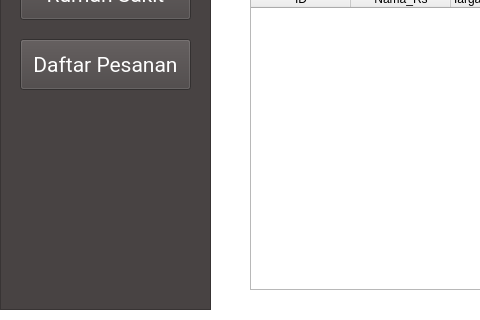
Before: the Qt Designer form src/Admin_RS.ui in AndhikaRei/CoverMe, drawn with Qt 5; both pictures show x 0 to 480 and y 281 to 601 of the 909 by 601 pixel window.
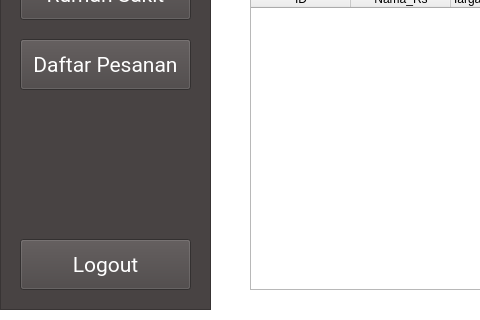
After: the same form once the commit is applied.

Commit message: Navigasi dari Login ke admin/klien Merapikan UI admin rs dan klien pesanan

Patch:
```diff
--- a/src/Admin_RS.ui
+++ b/src/Admin_RS.ui
@@ -171,6 +171,31 @@
       <string>Home</string>
      </property>
     </widget>
+    <widget class="QPushButton" name="Logout">
+     <property name="geometry">
+      <rect>
+       <x>20</x>
+       <y>520</y>
+       <width>171</width>
+       <height>51</height>
+      </rect>
+     </property>
+     <property name="font">
+      <font>
+       <family>Roboto</family>
+       <pointsize>16</pointsize>
+      </font>
+     </property>
+     <property name="styleSheet">
+      <string notr="true">QPushButton{
+	background-color: rgb(72, 67, 67);
+	color: rgb(255, 255, 255);
+}</string>
+     </property>
+     <property name="text">
+      <string>Logout</string>
+     </property>
+    </widget>
    </widget>
    <widget class="QLabel" name="Nama_Admin">
     <property name="geometry">
```
The commit also changes 7 other files.
